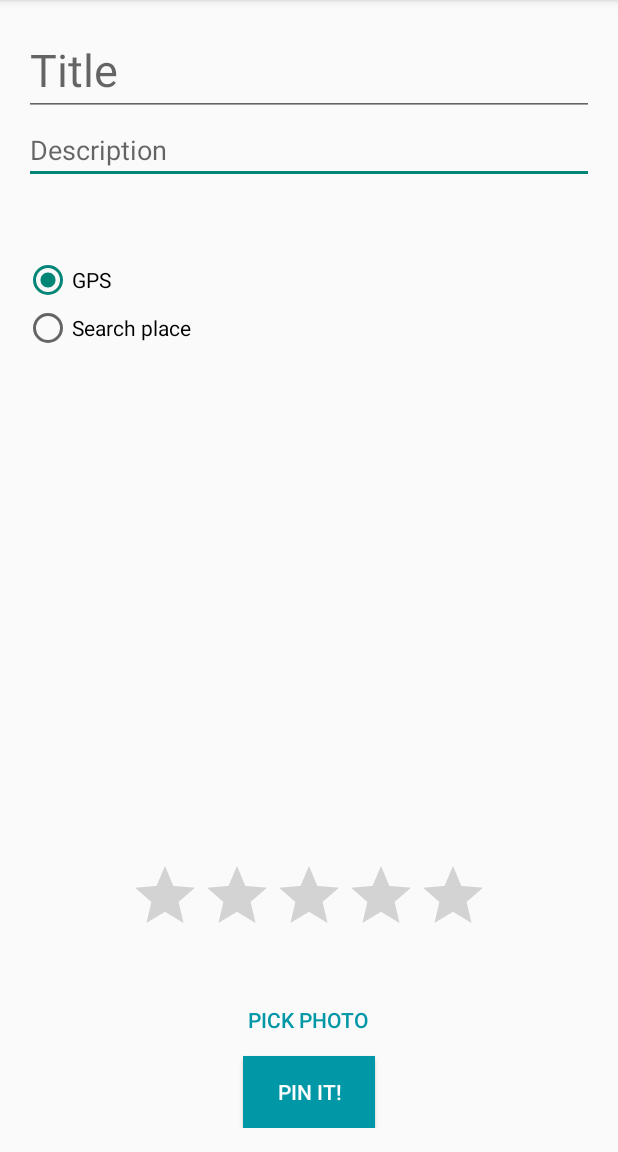
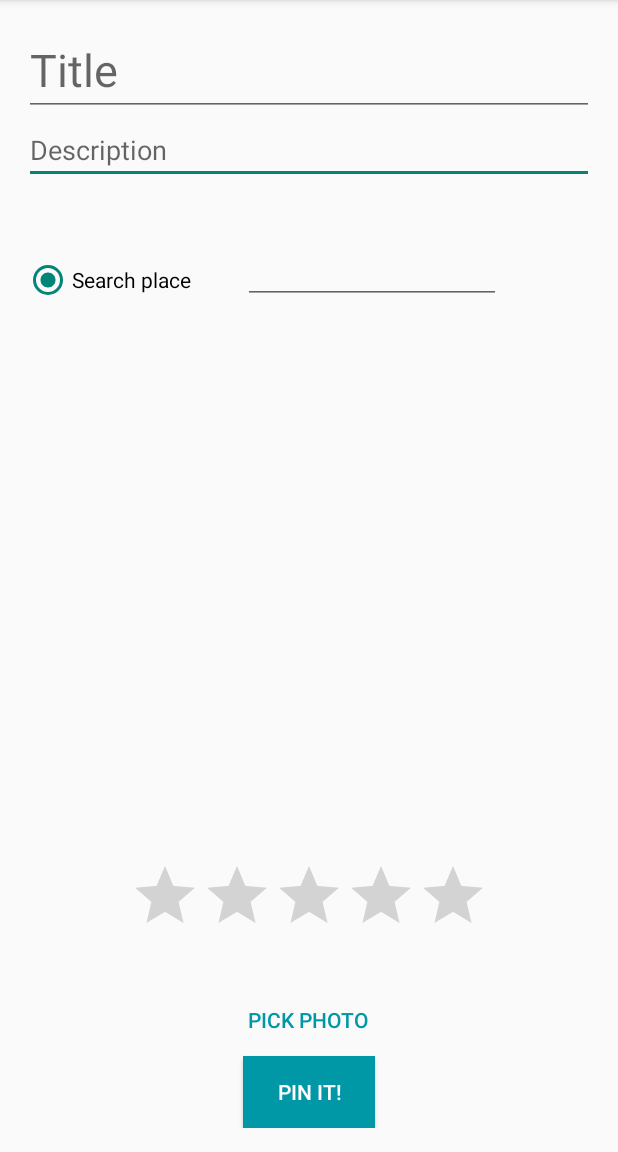
Before and after one commit to mvidalgarcia/pinmap, an Android app: the fragment PinFormFragment shown on its own in the app's theme, on a phone screen of 412 x 824 dp, the part 84-1236 px from its top. Run offline under Robolectric (Android 15) with nearby library versions, the phone set to English and light mode, and no system bars.

Commit message:
Remove GPS radio button. Not implemented yet

```diff
--- a/app/src/main/java/com/mvidalgarcia/pinmap/PinFormFragment.java
+++ b/app/src/main/java/com/mvidalgarcia/pinmap/PinFormFragment.java
@@ -54,7 +54,7 @@
         });
 
         /* Callbacks to manage radio buttons */
-
+        /*
         view.findViewById(R.id.radioButtonSearch).setOnClickListener(new View.OnClickListener() {
             @Override
             public void onClick(View v) {
@@ -70,7 +70,7 @@
                 place.setVisibility(View.GONE);
             }
         });
-
+        */
 
          /* Callback to create new pin */
 
--- a/app/src/main/res/layout/pin_form_fragment.xml
+++ b/app/src/main/res/layout/pin_form_fragment.xml
@@ -56,16 +56,9 @@
         <RadioButton
             android:layout_width="wrap_content"
             android:layout_height="wrap_content"
-            android:text="@string/gps"
-            android:id="@+id/radioButtonGPS"
-            android:checked="true" />
-
-        <RadioButton
-            android:layout_width="wrap_content"
-            android:layout_height="wrap_content"
             android:text="@string/search_place"
             android:id="@+id/radioButtonSearch"
-            android:checked="false" />
+            android:checked="true" />
 
     </RadioGroup>
 
@@ -97,7 +90,6 @@
         android:inputType="text"
         android:layout_alignBottom="@+id/radioGroup"
         android:layout_alignLeft="@+id/new_pin_button"
-        android:layout_alignStart="@+id/new_pin_button"
-        android:visibility="gone" />
+        android:layout_alignStart="@+id/new_pin_button"/>
 
 </RelativeLayout>
```
